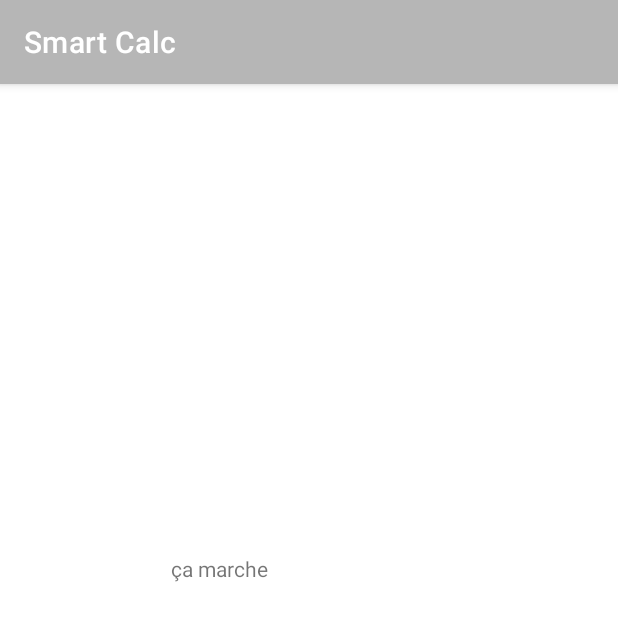
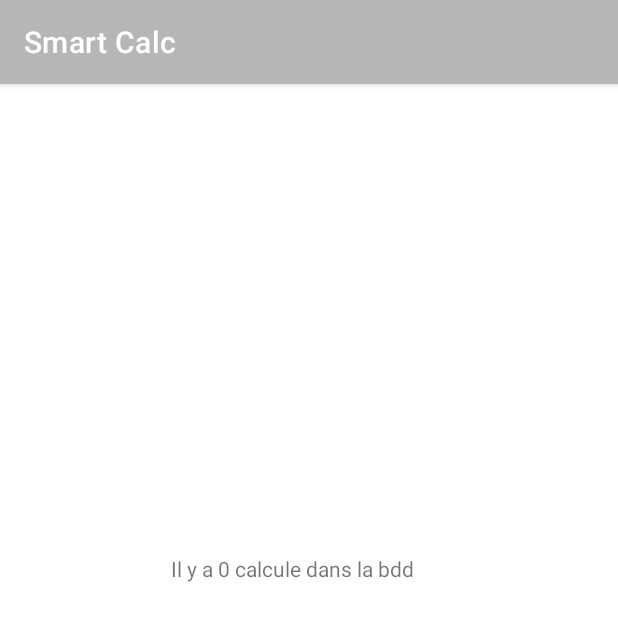
Before and after one commit to vadim-soude/UPJV_DUT2_MentalMath, an Android app: the screen it shows after launch (historic), after a tap on "CALC HISTORY", on a phone screen of 412 x 824 dp. Shown: the top 621 px of the screen. Run offline under Robolectric (Android 15) with nearby library versions, the phone set to English and light mode, and no system bars.

Commit message:
mid update

```diff
--- a/app/src/main/java/fr/vadimsoude/mentalcounting/view/DivideException.java
+++ b/app/src/main/java/fr/vadimsoude/mentalcounting/DivideException.java
@@ -1,4 +1,4 @@
-package fr.vadimsoude.mentalcounting.view;
+package fr.vadimsoude.mentalcounting;
 
 public class DivideException extends Exception{
 }
--- a/app/src/main/java/fr/vadimsoude/mentalcounting/database/CalculBaseHelper.java
+++ b/app/src/main/java/fr/vadimsoude/mentalcounting/database/CalculBaseHelper.java
@@ -4,13 +4,19 @@ import android.content.Context;
 
 public class CalculBaseHelper extends DataBaseHelper{
 
-    public CalculBaseHelper(Context context, String dataBaseName, int dataBaseVersion) {
+    public CalculBaseHelper(Context context) {
         super(context, "Calculs", 1);
     }
 
     @Override
     protected String getCreationSql() {
-        return null;
+        return "CREATE TABLE IF NOT EXISTS historique (" +
+                "id INTEGER PRIMARY KEY AUTOINCREMENT," +
+                CalculDao.INDEX_PREMIER_ELEMENT + " INTEGER NOT NULL," +
+                CalculDao.INDEX_DEUXIEME_ELEMENT + " INTEGER NOT NULL," +
+                CalculDao.INDEX_SYMBOL + " VARCHAR(255) NOT NULL," +
+                CalculDao.INDEX_RESULTAT + " INTEGER NOT NULL" +
+                ")";
     }
 
     @Override
--- a/app/src/main/java/fr/vadimsoude/mentalcounting/database/CalculDao.java
+++ b/app/src/main/java/fr/vadimsoude/mentalcounting/database/CalculDao.java
@@ -6,10 +6,10 @@ import android.database.Cursor;
 import fr.vadimsoude.mentalcounting.entity.Calcul;
 
 public class CalculDao extends BaseDao<Calcul>{
-    String INDEX_PREMIER_ELEMENT = "premierElement";
-    String INDEX_DEUXIEME_ELEMENT= "deuxiemeElement";
-    String INDEX_SYMBOL = "symbol";
-    String INDEX_RESULTAT = "resultat";
+    static String INDEX_PREMIER_ELEMENT = "premierElement";
+    static String INDEX_DEUXIEME_ELEMENT= "deuxiemeElement";
+    static String INDEX_SYMBOL = "symbol";
+    static String INDEX_RESULTAT = "resultat";
     public CalculDao(DataBaseHelper helper) {
         super(helper);
     }
--- /dev/null
+++ b/app/src/main/java/fr/vadimsoude/mentalcounting/service/CalculService.java
@@ -0,0 +1,16 @@
+package fr.vadimsoude.mentalcounting.service;
+
+import fr.vadimsoude.mentalcounting.database.CalculDao;
+
+public class CalculService {
+
+    private CalculDao calculDao;
+
+    public CalculService(CalculDao calculDao) {
+        this.calculDao = calculDao;
+    }
+
+    public long getCalculNumber(){
+        return calculDao.count();
+    }
+}
--- a/app/src/main/java/fr/vadimsoude/mentalcounting/view/ClassicCalc.java
+++ b/app/src/main/java/fr/vadimsoude/mentalcounting/view/ClassicCalc.java
@@ -17,6 +17,7 @@ import android.widget.Toast;
 
 import java.util.ArrayList;
 
+import fr.vadimsoude.mentalcounting.DivideException;
 import fr.vadimsoude.mentalcounting.R;
 
 public class ClassicCalc extends AppCompatActivity {
--- a/app/src/main/java/fr/vadimsoude/mentalcounting/view/historic.java
+++ b/app/src/main/java/fr/vadimsoude/mentalcounting/view/historic.java
@@ -6,10 +6,14 @@ import android.os.Bundle;
 import android.widget.TextView;
 
 import fr.vadimsoude.mentalcounting.R;
+import fr.vadimsoude.mentalcounting.database.CalculBaseHelper;
+import fr.vadimsoude.mentalcounting.database.CalculDao;
+import fr.vadimsoude.mentalcounting.service.CalculService;
 
 public class historic extends AppCompatActivity {
 
     private TextView textView;
+    private CalculService calculService;
 
     @Override
     protected void onCreate(Bundle savedInstanceState) {
@@ -18,5 +22,8 @@ public class historic extends AppCompatActivity {
 
         textView = findViewById(R.id.textView3);
         textView.setText(getIntent().getStringExtra("test"));
+
+        calculService = new CalculService(new CalculDao(new CalculBaseHelper(this)));
+        textView.setText("Il y a " + calculService.getCalculNumber() + " calcule dans la bdd");
     }
 }
```
